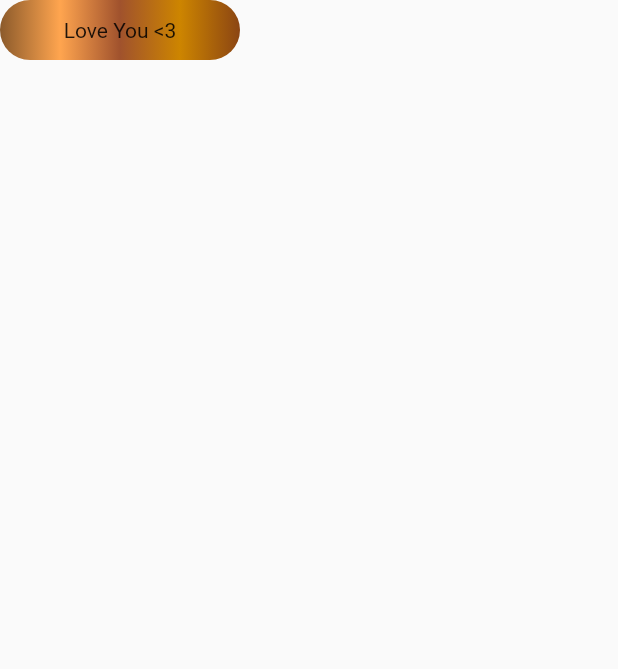
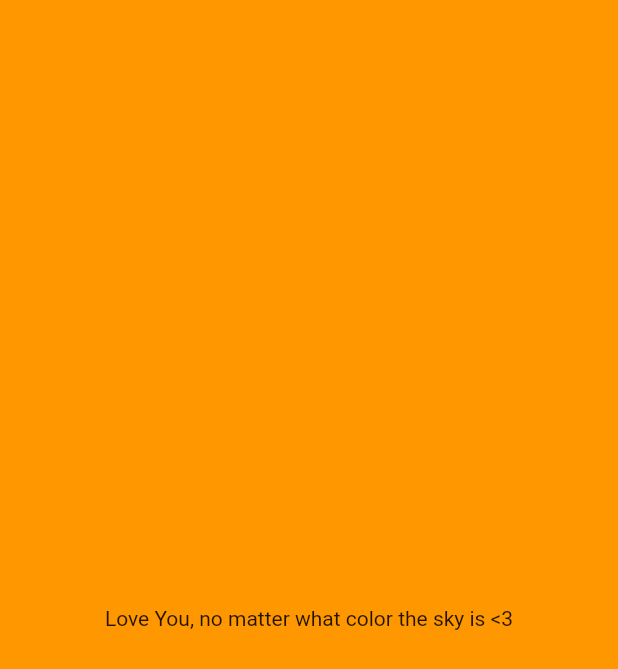
Before and after one commit to YunaW-Dev/fluffy-flutter, a Flutter app: the screen it shows after launch, on a phone screen of 412 x 824 dp. Shown: the top 669 px of the screen. Run offline on Flutter 3.47's test engine with Material 2 defaults, Android fonts, the phone set to English and light mode, and no system bars; our stand-ins replace vibration.

```diff
--- a/lib/home.dart
+++ b/lib/home.dart
@@ -1,19 +1,28 @@
+import 'dart:developer';
+import 'dart:math';
+
 import 'package:flutter/cupertino.dart';
 import 'package:flutter/material.dart';
 import 'package:vibration/vibration.dart';
 
+final Random _random = new Random();
+List<int> a = [1000];
+Color _color = Colors.orange;
 
 class HomeScreen extends StatefulWidget {
   @override
   __HomeScreenState createState() => __HomeScreenState();
 }
-
-  Future<bool> verifyVibration() async{
+  bool selected = false;
+  Future<void> verifyVibration() async{
     if (await Vibration.hasVibrator()) {
-      Vibration.vibrate();
+      print("1 ontapped");
+      Vibration.vibrate(intensities: a);
       if (await Vibration.hasAmplitudeControl()) {
+        print("2 ontapped");
         Vibration.vibrate(amplitude: 128);
         if (await Vibration.hasCustomVibrationsSupport()) {
+          print("3 ontapped");
           Vibration.vibrate(duration: 1000);
         } else {
           Vibration.vibrate();
@@ -24,28 +33,54 @@ class HomeScreen extends StatefulWidget {
     }
   }
 
+  void vibrateingLove(){
+    Vibration.vibrate(duration: 1000);
+
+  }
+
+void changeColor(){
+  _color = new Color.fromRGBO(
+      _random.nextInt(256),
+      _random.nextInt(256),
+      _random.nextInt(256),
+      1.0
+  );
+  verifyVibration();
+}
+
 class __HomeScreenState extends State<HomeScreen> {
   @override
   Widget build(BuildContext context) {
     return Scaffold(
       body: Container(
+        color: selected ? Colors.pink: Colors.greenAccent,
+        // color: Colors.pink,
         child: GestureDetector(
-          onTap: verifyVibration,
+        onTap: (){
+          setState(() {
+            changeColor();
+          });
+        },
+
+          // log("in ontapped");
+            // print("in ontapped");
+            // changeColor(selected);
+
           child: Container(
-            width: 160,
-            height: 40,
-            decoration: BoxDecoration(
-              gradient: LinearGradient(
-                colors:[
-                Color(0xff8b5a2b),Color(0xffffa54f),Color(0xffa0522d),Color(0xffcd8500),Color(0xff8b4513),
-              ],
-              begin: Alignment.centerLeft,
-              end: Alignment.centerRight),
-              borderRadius: BorderRadius.circular(20)
-            ),
+            width: double.infinity,
+            height: double.infinity,
+            color: _color,
+            // decoration: BoxDecoration(
+            //   gradient: LinearGradient(
+            //     colors:[
+            //     Colors.pink,Colors.pinkAccent,Colors.greenAccent,Colors.green,Colors.yellowAccent,
+            //   ],
+            //   begin: Alignment.centerLeft,
+            //   end: Alignment.centerRight),
+            // ),
             child: Center(
               child: Text(
-                'Love You <3'
+                'Love You, no matter what color the sky is <3'
               ),
             ),
           ),
```
Also changed, not shown: 5 other files.
